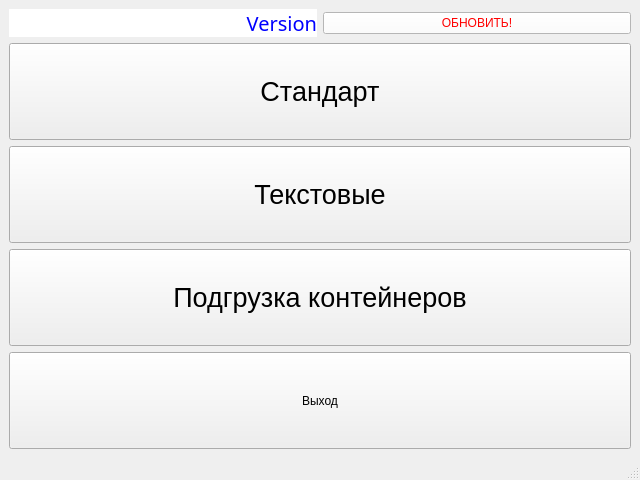
This is mainwindow.ui in shurk4/QR as Qt 5 draws it before an edit. The edited form follows.
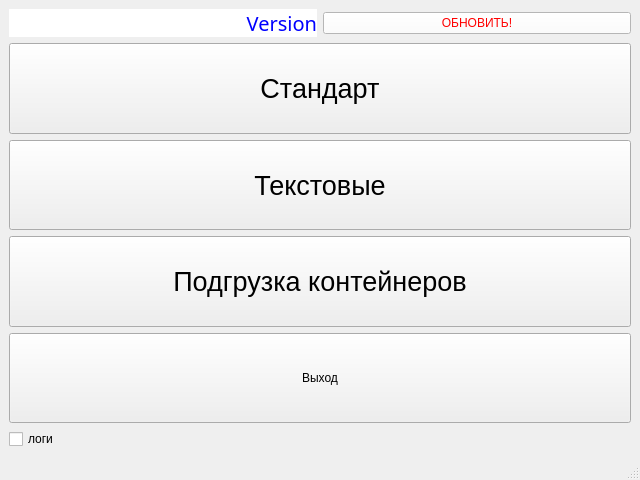
This is the edited form.

```diff
--- a/mainwindow.ui
+++ b/mainwindow.ui
@@ -146,6 +146,13 @@
       </item>
      </layout>
     </item>
+    <item row="1" column="0">
+     <widget class="QCheckBox" name="checkBoxLog">
+      <property name="text">
+       <string>логи</string>
+      </property>
+     </widget>
+    </item>
    </layout>
   </widget>
   <widget class="QStatusBar" name="statusbar"/>
```
